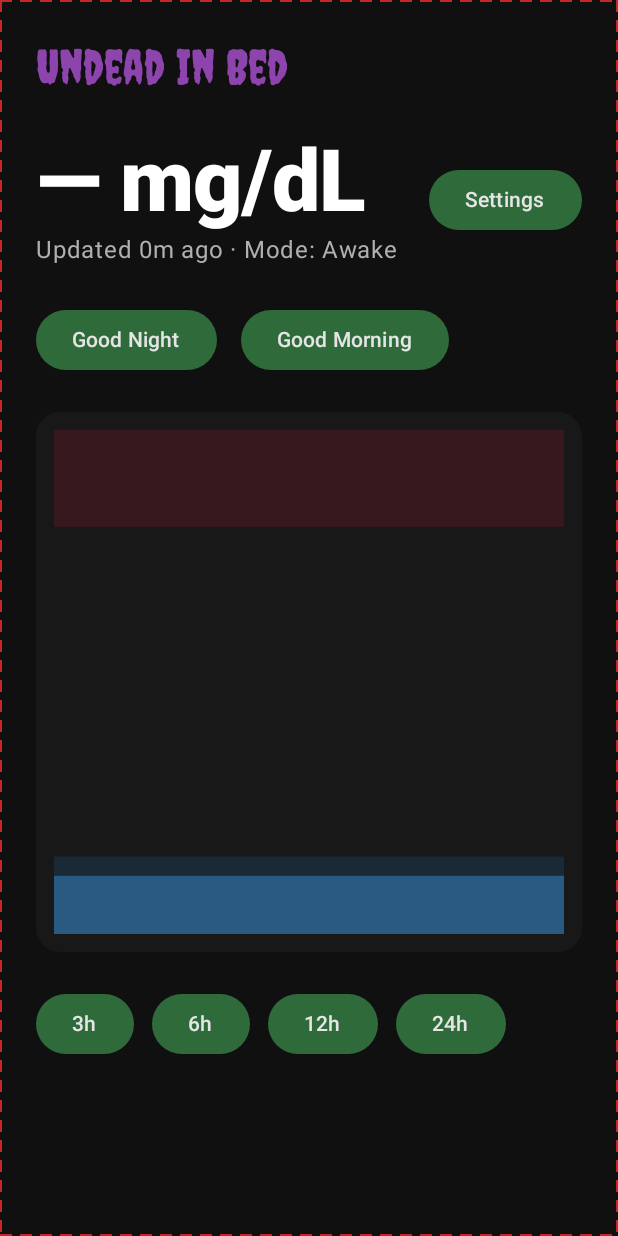
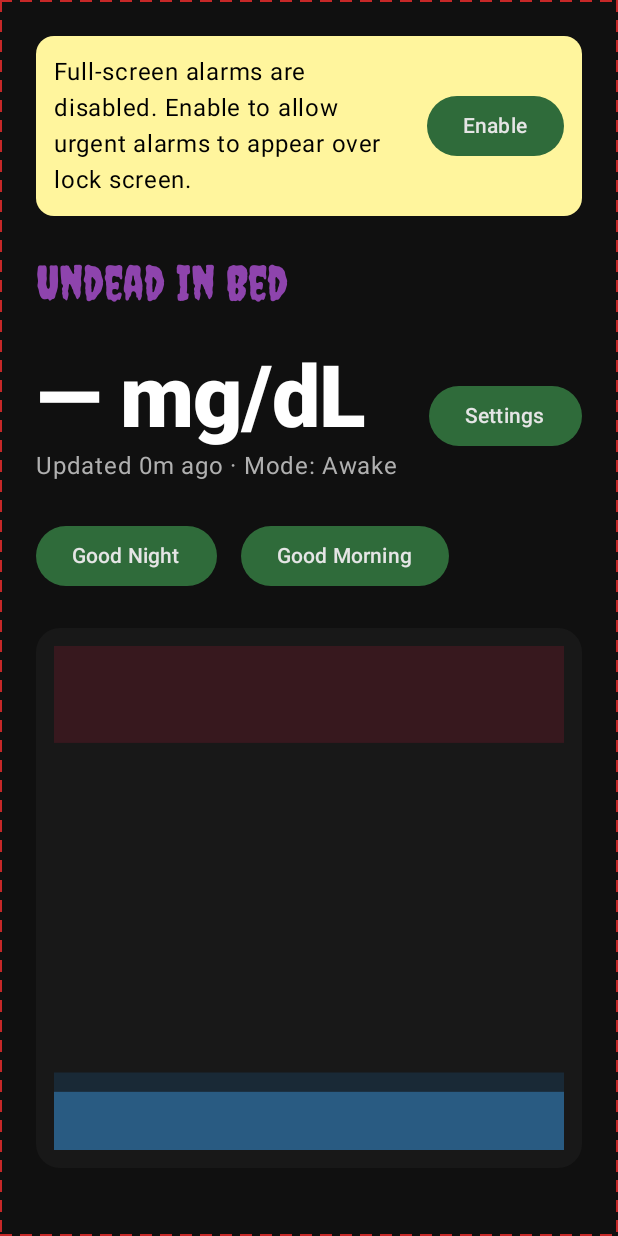
Before and after one commit to codescrapbook/g7-night-alarm, an Android app built with Jetpack Compose: the screen it shows after launch (MainActivity), on a phone screen of 412 x 824 dp. Run offline under Robolectric (Android 15) with nearby library versions, the phone set to English and light mode, and no system bars; our stand-ins replace Room's generated code.

Commit message:
Fix: stop opening full-screen intent settings from alarm path; start AlarmActivity synchronously with logging; revert Text semantics and single-line clipping; Home shows a banner to enable full-screen alarms on Android 14+; E2E urgent uses textContains("URGENT"); ramp midpoint polling window extended
Co-authored-by: Joe Seeley <codescrapbook@users.noreply.github.com>

```diff
--- a/app/src/main/java/com/g7nightalarm/app/ui/screens/HomeScreen.kt
+++ b/app/src/main/java/com/g7nightalarm/app/ui/screens/HomeScreen.kt
@@ -10,6 +10,7 @@ import androidx.compose.foundation.layout.Spacer
 import androidx.compose.foundation.layout.fillMaxSize
 import androidx.compose.foundation.layout.fillMaxWidth
 import androidx.compose.foundation.layout.height
+import androidx.compose.foundation.layout.width
 import androidx.compose.foundation.layout.padding
 import androidx.compose.foundation.shape.RoundedCornerShape
 import androidx.compose.material3.Button
@@ -39,6 +40,10 @@ import kotlinx.coroutines.launch
 import java.text.DecimalFormat
 import com.g7nightalarm.app.settings.Units
 import com.g7nightalarm.app.util.UnitsUtil
+import android.os.Build
+import android.app.NotificationManager
+import android.content.Intent
+import android.provider.Settings
 
 @Composable
 fun HomeScreen(
@@ -90,6 +95,11 @@ fun HomeScreen(
             .fillMaxSize()
             .background(Color(0xFF101010))
     ) {
+        // On Android 14+, warn the user if full-screen intent is not allowed for this app
+        val nm = remember { androidx.core.content.ContextCompat.getSystemService(context, NotificationManager::class.java) }
+        val canFullScreen = if (Build.VERSION.SDK_INT >= 34) {
+            try { nm?.canUseFullScreenIntent() == true } catch (_: Throwable) { false }
+        } else true
         // Subtle stitched border decoration (does not affect layout or readability)
         Canvas(modifier = Modifier.fillMaxSize()) {
             val w = size.width
@@ -116,6 +126,35 @@ fun HomeScreen(
                 .padding(24.dp),
             verticalArrangement = Arrangement.spacedBy(24.dp)
         ) {
+        if (!canFullScreen) {
+            Row(
+                modifier = Modifier
+                    .fillMaxWidth()
+                    .background(Color(0xFFFFF59D), RoundedCornerShape(12.dp))
+                    .padding(12.dp),
+                horizontalArrangement = Arrangement.SpaceBetween,
+                verticalAlignment = Alignment.CenterVertically
+            ) {
+                Text(
+                    "Full-screen alarms are disabled. Enable to allow urgent alarms to appear over lock screen.",
+                    color = Color.Black,
+                    style = MaterialTheme.typography.bodyLarge,
+                    modifier = Modifier.weight(1f)
+                )
+                Spacer(Modifier.width(12.dp))
+                Button(onClick = {
+                    try {
+                        val intent = Intent("android.settings.MANAGE_APP_USE_FULL_SCREEN_INTENT").apply {
+                            addFlags(Intent.FLAG_ACTIVITY_NEW_TASK)
+                            putExtra(Settings.EXTRA_APP_PACKAGE, context.packageName)
+                        }
+                        context.startActivity(intent)
+                    } catch (_: Throwable) { }
+                }) {
+                    Text("Enable")
+                }
+            }
+        }
         Text(
             "Undead In Bed",
             color = MaterialTheme.colorScheme.secondary,
```
Also changed, not shown: app/src/main/java/com/g7nightalarm/app/alarm/AlarmController.kt (+4 -16 lines), app/src/main/java/com/g7nightalarm/app/ui/alarm/AlarmActivity.kt (+0 -9 lines), 1 other file.
